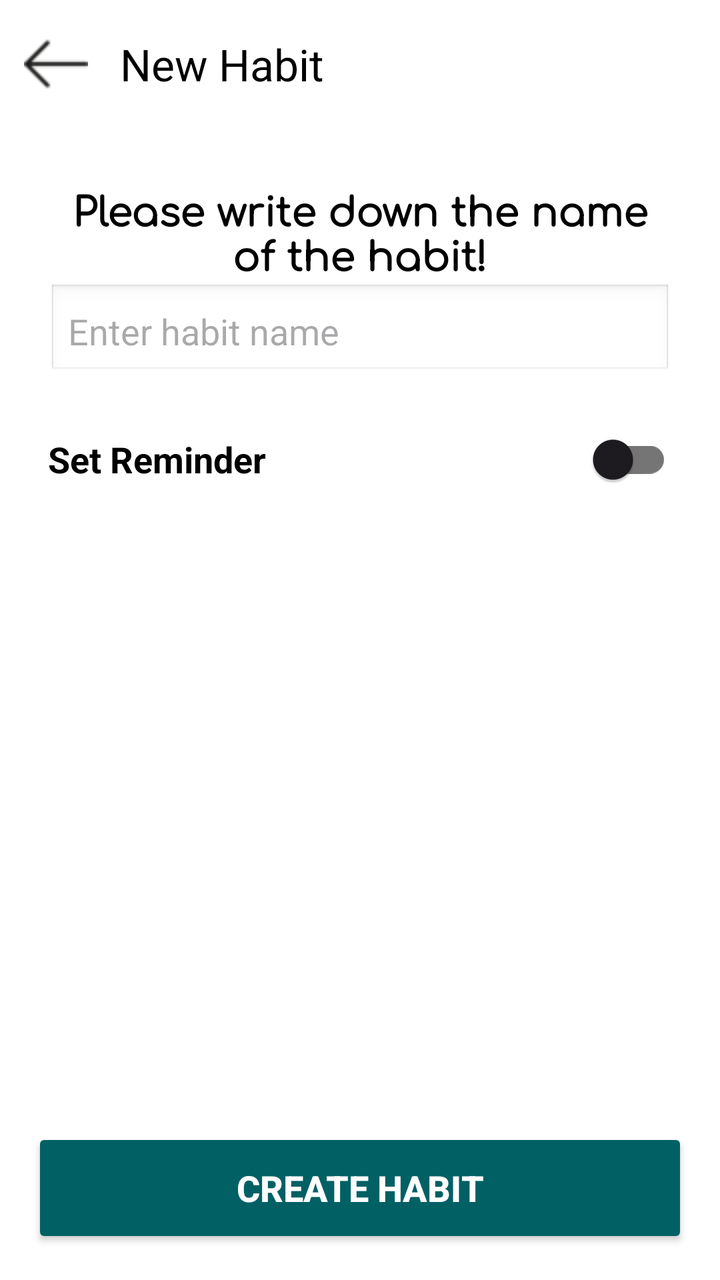
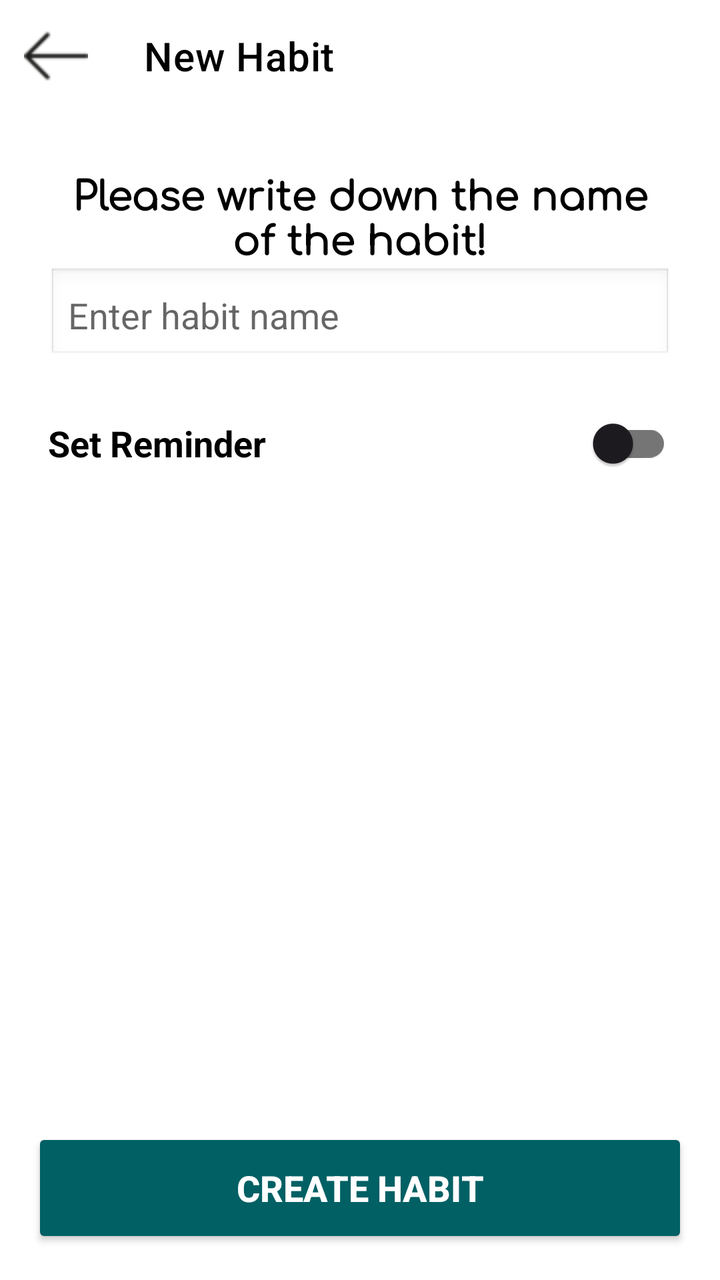

The first picture is an Android layout as it rendered before a commit; the second is the same layout after the commit. The layout source and the unified diff follow.
<!-- AndroidManifest.xml: application theme Theme.HabitMood -->
<!-- res/layout/activity_add_habit.xml -->
<?xml version="1.0" encoding="utf-8"?>
<LinearLayout xmlns:android="http://schemas.android.com/apk/res/android"
    xmlns:app="http://schemas.android.com/apk/res-auto"
    xmlns:tools="http://schemas.android.com/tools"
    android:id="@+id/addhabit"
    android:layout_width="match_parent"
    android:layout_height="wrap_content"
    android:orientation="vertical"
    android:background="@color/white"
    app:cardCornerRadius="16dp"
    app:cardElevation="8dp"
    tools:context=".AddHabitActivity">

    <androidx.appcompat.widget.Toolbar
        android:id="@+id/toolbar"
        android:layout_width="match_parent"
        android:layout_height="?attr/actionBarSize"
        android:background="@color/white"
        app:navigationIcon="@drawable/back"
        app:title="New Habit"
        app:titleTextColor="@color/black" />

    <ScrollView
        android:layout_width="match_parent"
        android:layout_height="0dp"
        android:layout_weight="1">

        <LinearLayout
            android:layout_width="match_parent"
            android:layout_height="wrap_content"
            android:orientation="vertical"
            android:padding="24dp">

            <TextView
                android:layout_width="wrap_content"
                android:layout_height="wrap_content"
                android:text="Please write down the name of the habit!"
                android:textSize="20sp"
                android:fontFamily="@font/comfortaa"
                android:gravity="center"
                android:textStyle="bold"
                android:textColor="@color/black"/>


            
            <EditText
                android:id="@+id/etHabitName"
                android:layout_width="match_parent"
                android:layout_height="wrap_content"
                android:hint="Enter habit name"
                android:background="@android:drawable/edit_text"
                android:padding="10dp"
                android:layout_marginBottom="16dp"/>

            
            <LinearLayout
                android:layout_width="match_parent"
                android:layout_height="wrap_content"
                android:orientation="horizontal"
                android:gravity="center_vertical"
                android:layout_marginBottom="16dp">

                <TextView
                    android:layout_width="0dp"
                    android:layout_height="wrap_content"
                    android:layout_weight="1"
                    android:text="Set Reminder"
                    android:textSize="18sp"
                    android:textStyle="bold"
                    android:textColor="@color/black"/>

                <com.google.android.material.switchmaterial.SwitchMaterial
                    android:id="@+id/switchAlarm"
                    android:layout_width="wrap_content"
                    android:layout_height="wrap_content"
                    android:theme="@style/GreenSwitchTheme"/>
            </LinearLayout>

            
            <LinearLayout
                android:id="@+id/layoutAlarmDetails"
                android:layout_width="match_parent"
                android:layout_height="wrap_content"
                android:orientation="vertical"
                android:visibility="gone"
                tools:visibility="visible">

                
                <TextView
                    android:layout_width="wrap_content"
                    android:layout_height="wrap_content"
                    android:text="Time"
                    android:layout_marginTop="8dp"
                    android:textColor="#666666"/>

                <TextView
                    android:id="@+id/tvTimePicker"
                    android:layout_width="match_parent"
                    android:layout_height="wrap_content"
                    android:text="09:00 AM"
                    android:textSize="32sp"
                    android:textStyle="bold"
                    android:textColor="@color/black"
                    android:layout_marginBottom="24dp"/>

                
                <TextView
                    android:layout_width="wrap_content"
                    android:layout_height="wrap_content"
                    android:text="Frequency"
                    android:layout_marginBottom="8dp"
                    android:textColor="#666666"/>

                <RadioGroup
                    android:id="@+id/radioGroupFrequency"
                    android:layout_width="match_parent"
                    android:layout_height="wrap_content"
                    android:orientation="horizontal"
                    android:layout_marginBottom="12dp">

                    <RadioButton
                        android:id="@+id/rbEveryday"
                        android:layout_width="wrap_content"
                        android:layout_height="wrap_content"
                        android:text="Every day"
                        android:checked="true"
                        android:buttonTint="@color/green"
                        android:layout_marginEnd="16dp"/>

                    <RadioButton
                        android:id="@+id/rbSpecificDays"
                        android:layout_width="wrap_content"
                        android:layout_height="wrap_content"
                        android:buttonTint="@color/green"
                        android:text="Specific days"/>
                </RadioGroup>

                
                <com.google.android.material.chip.ChipGroup
                    android:id="@+id/chipGroupDays"
                    android:layout_width="match_parent"
                    android:layout_height="wrap_content"
                    app:singleSelection="false"
                    android:visibility="gone"
                    tools:visibility="visible">

                    <com.google.android.material.chip.Chip
                        android:id="@+id/chipMon" style="@style/Widget.MaterialComponents.Chip.Choice"
                        android:layout_width="wrap_content" android:layout_height="wrap_content" android:text="Mon"/>
                    <com.google.android.material.chip.Chip
                        android:id="@+id/chipTue" style="@style/Widget.MaterialComponents.Chip.Choice"
                        android:layout_width="wrap_content" android:layout_height="wrap_content" android:text="Tue"/>
                    <com.google.android.material.chip.Chip
                        android:id="@+id/chipWed" style="@style/Widget.MaterialComponents.Chip.Choice"
                        android:layout_width="wrap_content" android:layout_height="wrap_content" android:text="Wed"/>
                    <com.google.android.material.chip.Chip
                        android:id="@+id/chipThu" style="@style/Widget.MaterialComponents.Chip.Choice"
                        android:layout_width="wrap_content" android:layout_height="wrap_content" android:text="Thu"/>
                    <com.google.android.material.chip.Chip
                        android:id="@+id/chipFri" style="@style/Widget.MaterialComponents.Chip.Choice"
                        android:layout_width="wrap_content" android:layout_height="wrap_content" android:text="Fri"/>
                    <com.google.android.material.chip.Chip
                        android:id="@+id/chipSat" style="@style/Widget.MaterialComponents.Chip.Choice"
                        android:layout_width="wrap_content" android:layout_height="wrap_content" android:text="Sat"
                        android:textColor="#FF5252"/>
                    <com.google.android.material.chip.Chip
                        android:id="@+id/chipSun" style="@style/Widget.MaterialComponents.Chip.Choice"
                        android:layout_width="wrap_content" android:layout_height="wrap_content" android:text="Sun"
                        android:textColor="#FF5252"/>
                </com.google.android.material.chip.ChipGroup>

            </LinearLayout>

        </LinearLayout>
    </ScrollView>

    <Button
        android:id="@+id/btnSaveHabit"
        android:layout_width="match_parent"
        android:layout_height="60dp"
        android:text="Create Habit"
        android:textSize="18sp"
        android:textStyle="bold"
        android:backgroundTint="@color/green"
        android:textColor="@color/white"
        android:layout_margin="16dp"/>
</LinearLayout>
<!-- resources referenced by this layout -->
<resources>
  <color name="black">#FF000000</color>
  <color name="green">#006064</color>
  <color name="white">#FFFFFFFF</color>
  <!-- drawable back: png bitmap (drawable, 309 bytes) -->
  <style name="GreenSwitchTheme" parent="Theme.Material3.DayNight.NoActionBar">
          <item name="colorPrimary">@color/green</item>
          <item name="colorSecondary">@color/green</item>
          <item name="colorPrimaryContainer">@color/green</item>
          <item name="colorOnPrimaryContainer">@color/white</item>
          <item name="colorOutline">#757575</item>
      </style>
  <style name="Theme.HabitMood" parent="Base.Theme.HabitMood" />
  <style name="Base.Theme.HabitMood" parent="Theme.Material3.DayNight.NoActionBar">
          <item name="colorPrimary">@color/green</item>
  
          <item name="colorPrimaryContainer">@color/green</item>
          <item name="colorOnPrimaryContainer">@color/white</item>
  
          <item name="colorSecondary">@color/green</item>
          <item name="colorOnSecondary">@color/white</item>
      </style>
</resources>

<!-- the commit's change to res/layout/activity_add_habit.xml (unified diff, before → after) -->
@@ -103,72 +103,6 @@
                     android:textColor="@color/black"
                     android:layout_marginBottom="24dp"/>
 
-                
-                <TextView
-                    android:layout_width="wrap_content"
-                    android:layout_height="wrap_content"
-                    android:text="Frequency"
-                    android:layout_marginBottom="8dp"
-                    android:textColor="#666666"/>
-
-                <RadioGroup
-                    android:id="@+id/radioGroupFrequency"
-                    android:layout_width="match_parent"
-                    android:layout_height="wrap_content"
-                    android:orientation="horizontal"
-                    android:layout_marginBottom="12dp">
-
-                    <RadioButton
-                        android:id="@+id/rbEveryday"
-                        android:layout_width="wrap_content"
-                        android:layout_height="wrap_content"
-                        android:text="Every day"
-                        android:checked="true"
-                        android:buttonTint="@color/green"
-                        android:layout_marginEnd="16dp"/>
-
-                    <RadioButton
-                        android:id="@+id/rbSpecificDays"
-                        android:layout_width="wrap_content"
-                        android:layout_height="wrap_content"
-                        android:buttonTint="@color/green"
-                        android:text="Specific days"/>
-                </RadioGroup>
-
-                
-                <com.google.android.material.chip.ChipGroup
-                    android:id="@+id/chipGroupDays"
-                    android:layout_width="match_parent"
-                    android:layout_height="wrap_content"
-                    app:singleSelection="false"
-                    android:visibility="gone"
-                    tools:visibility="visible">
-
-                    <com.google.android.material.chip.Chip
-                        android:id="@+id/chipMon" style="@style/Widget.MaterialComponents.Chip.Choice"
-                        android:layout_width="wrap_content" android:layout_height="wrap_content" android:text="Mon"/>
-                    <com.google.android.material.chip.Chip
-                        android:id="@+id/chipTue" style="@style/Widget.MaterialComponents.Chip.Choice"
-                        android:layout_width="wrap_content" android:layout_height="wrap_content" android:text="Tue"/>
-                    <com.google.android.material.chip.Chip
-                        android:id="@+id/chipWed" style="@style/Widget.MaterialComponents.Chip.Choice"
-                        android:layout_width="wrap_content" android:layout_height="wrap_content" android:text="Wed"/>
-                    <com.google.android.material.chip.Chip
-                        android:id="@+id/chipThu" style="@style/Widget.MaterialComponents.Chip.Choice"
-                        android:layout_width="wrap_content" android:layout_height="wrap_content" android:text="Thu"/>
-                    <com.google.android.material.chip.Chip
-                        android:id="@+id/chipFri" style="@style/Widget.MaterialComponents.Chip.Choice"
-                        android:layout_width="wrap_content" android:layout_height="wrap_content" android:text="Fri"/>
-                    <com.google.android.material.chip.Chip
-                        android:id="@+id/chipSat" style="@style/Widget.MaterialComponents.Chip.Choice"
-                        android:layout_width="wrap_content" android:layout_height="wrap_content" android:text="Sat"
-                        android:textColor="#FF5252"/>
-                    <com.google.android.material.chip.Chip
-                        android:id="@+id/chipSun" style="@style/Widget.MaterialComponents.Chip.Choice"
-                        android:layout_width="wrap_content" android:layout_height="wrap_content" android:text="Sun"
-                        android:textColor="#FF5252"/>
-                </com.google.android.material.chip.ChipGroup>
-
             </LinearLayout>
 
         </LinearLayout>
<!-- resource entries referenced after the edit -->
@@ -11,15 +11,12 @@
           <item name="colorOnPrimaryContainer">@color/white</item>
           <item name="colorOutline">#757575</item>
       </style>
-  <style name="Theme.HabitMood" parent="Base.Theme.HabitMood" />
-  <style name="Base.Theme.HabitMood" parent="Theme.Material3.DayNight.NoActionBar">
-          <item name="colorPrimary">@color/green</item>
-  
-          <item name="colorPrimaryContainer">@color/green</item>
-          <item name="colorOnPrimaryContainer">@color/white</item>
-  
-          <item name="colorSecondary">@color/green</item>
-          <item name="colorOnSecondary">@color/white</item>
+  <style name="Theme.HabitMood.Dialog" parent="Theme.MaterialComponents.DayNight.Dialog">
+          <item name="windowNoTitle">true</item>
+          <item name="android:windowBackground">@android:color/transparent</item>
+          <item name="android:windowIsFloating">true</item>
+          <item name="android:backgroundDimEnabled">true</item>
+          <item name="android:windowCloseOnTouchOutside">true</item>
       </style>
 </resources>
 
